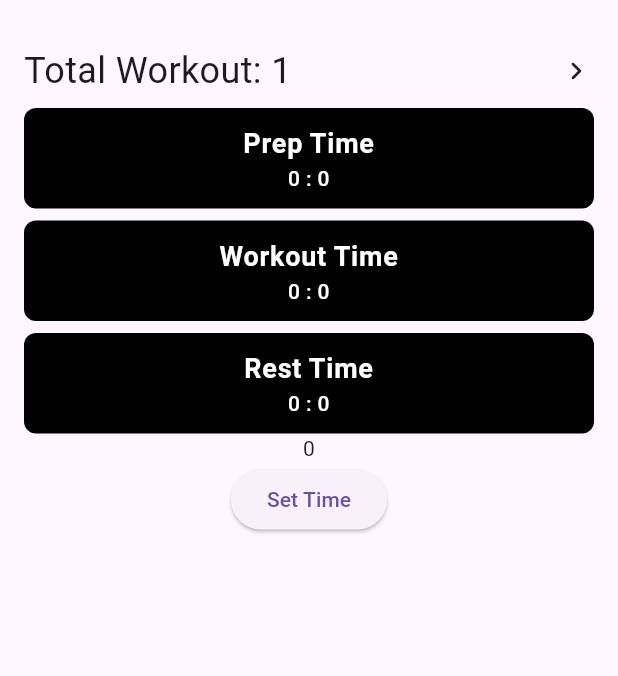
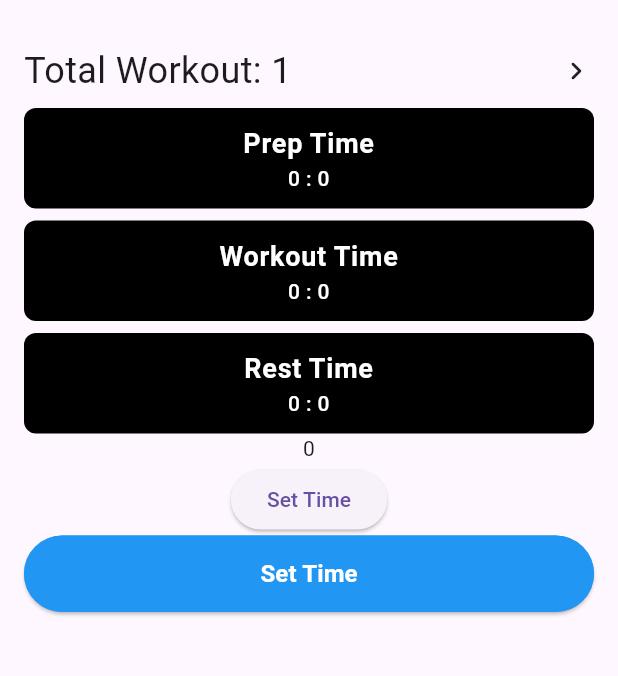
Before and after one commit to Adityaverma1998/sweat_clock, a Flutter app: the screen it shows after launch, on a phone screen of 412 x 824 dp, the part 63-739 px from its top. Run offline on Flutter 3.47's test engine with Material 3 defaults, Android fonts, the phone set to English and light mode, and no system bars; our stand-ins replace audioplayers, lottie.

Commit message:
mod: add custom button

```diff
--- /dev/null
+++ b/lib/widgets/custom_button.dart
@@ -0,0 +1,40 @@
+import 'package:flutter/material.dart';
+
+class CustomButton extends StatelessWidget {
+  final String name;
+ final VoidCallback callback;
+
+  const CustomButton({required this.name, super.key, required this.callback});
+
+  @override
+  Widget build(BuildContext context) {
+    return SizedBox(
+       width: double.infinity,
+      child: ElevatedButton(
+        style: ElevatedButton.styleFrom(
+          shape: RoundedRectangleBorder(
+            borderRadius: BorderRadius.circular(30),
+          ),
+          side: const BorderSide(
+            color: Colors.blue,
+            width: 2,
+          ),
+          backgroundColor: Colors.blue,
+          foregroundColor: Colors.white,
+          padding: const EdgeInsets.symmetric(
+            vertical: 14,
+            horizontal: 24,
+          ),
+        ),
+        onPressed: callback,
+        child: Text(
+          name,
+          style: const TextStyle(
+            fontSize: 16,
+            fontWeight: FontWeight.bold,
+          ),
+        ),
+      ),
+    );
+  }
+}
```
Also changed, not shown: lib/screen/congratulation_screen.dart (+6 -2 lines), lib/screen/home_screen.dart (+18 -6 lines).
